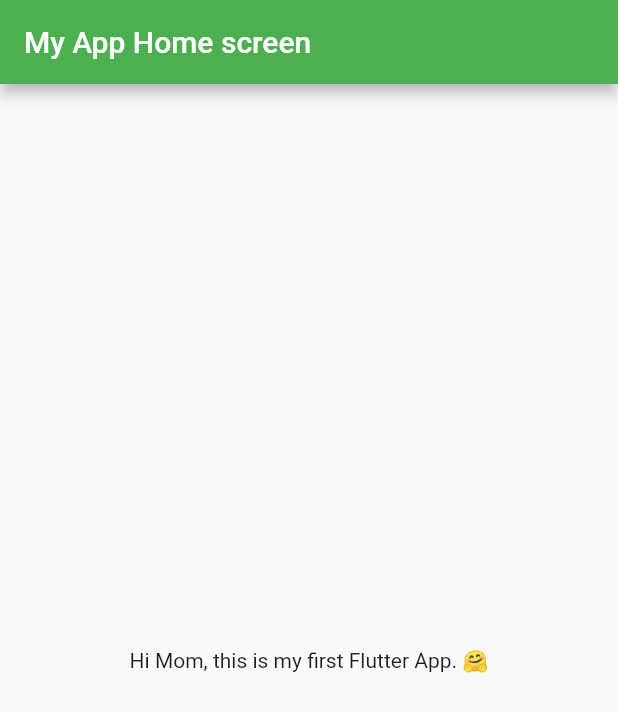
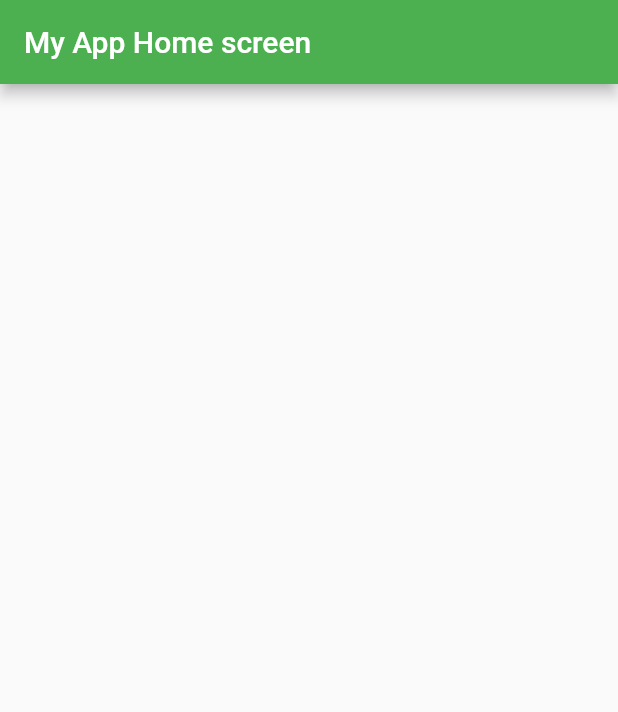
Before and after one commit to juanluiscr27/flutter-app, a Flutter app: the screen it shows after launch, on a phone screen of 412 x 824 dp. Shown: the top 712 px of the screen. Run offline on Flutter 3.47's test engine with Material 2 defaults, Android fonts, the phone set to English and light mode, and no system bars.

```diff
--- a/lib/main.dart
+++ b/lib/main.dart
@@ -22,12 +22,6 @@ class MyFlutterApp extends StatelessWidget {
         appBar: AppBar(
             backgroundColor: Colors.green,
             title: const Text("My App Home screen")),
-        body: Center(
-          child: Container(
-            padding: const EdgeInsets.all(10),
-            child: const Text('Hi Mom, this is my first Flutter App. 🤗'),
-          ),
-        ),
       ),
     );
   }
```
